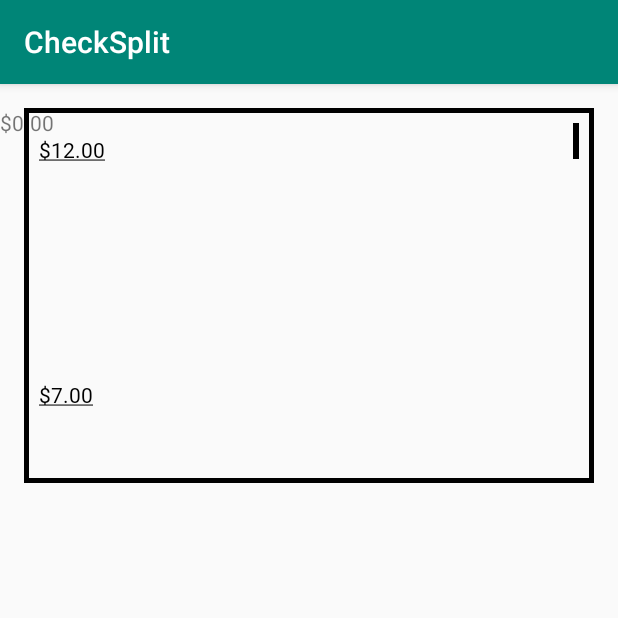
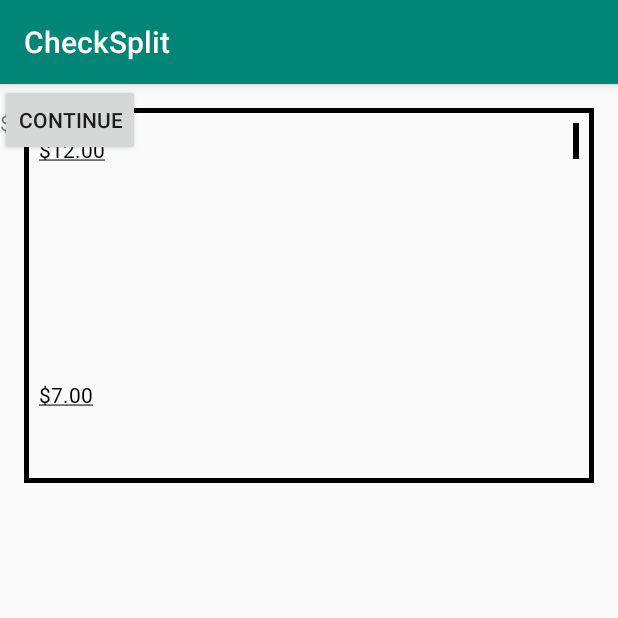
Before and after one commit to czyang/545_checksplit_client, an Android app: the SelectItemsActivity screen opened directly, with no data from a screen before it, on a phone screen of 412 x 824 dp, the top half of it. Run offline under Robolectric (Android 15) with nearby library versions, the phone set to English and light mode, and no system bars; our stand-ins replace data binding; plain views replace ConstraintLayout; Roboto replaces fonts that are not available here.

```diff
--- a/app/src/main/java/com/checksplit/sommer/checksplit/Utils/NavigationUtils.java
+++ b/app/src/main/java/com/checksplit/sommer/checksplit/Utils/NavigationUtils.java
@@ -7,7 +7,6 @@ public class NavigationUtils {
 
     static public void presentActivity(Context currentActivity, Class toActivity) {
         Intent myIntent = new Intent(currentActivity, toActivity);
-//        myIntent.putExtra("key", value); //Optional parameters
         currentActivity.startActivity(myIntent);
     }
 }
--- a/app/src/main/java/com/checksplit/sommer/checksplit/selectItemsActivity/SelectItemsActivity.java
+++ b/app/src/main/java/com/checksplit/sommer/checksplit/selectItemsActivity/SelectItemsActivity.java
@@ -1,8 +1,11 @@
 package com.checksplit.sommer.checksplit.selectItemsActivity;
 
 import android.os.Bundle;
+import android.view.View;
 
 import com.checksplit.sommer.checksplit.R;
+import com.checksplit.sommer.checksplit.Utils.NavigationUtils;
+import com.checksplit.sommer.checksplit.contributorListActivity.ContributorListActivity;
 import com.checksplit.sommer.checksplit.databinding.SelectItemsActivityBinding;
 import com.checksplit.sommer.checksplit.selectItemsActivity.viewModels.SelectItemRowViewModel;
 
@@ -10,8 +13,7 @@ import androidx.appcompat.app.AppCompatActivity;
 import androidx.databinding.DataBindingUtil;
 import androidx.lifecycle.ViewModelProvider;
 
-public class SelectItemsActivity extends AppCompatActivity {
-
+public class SelectItemsActivity extends AppCompatActivity implements View.OnClickListener {
 
     SelectItemsActivityBinding binding;
 
@@ -27,7 +29,12 @@ public class SelectItemsActivity extends AppCompatActivity {
         getSupportFragmentManager().beginTransaction().replace(R.id.tax_and_total_container,selectAndTipFragment).commit();
 
 
+        binding.continueBtn.setOnClickListener(this);
 
     }
 
+    @Override
+    public void onClick(View v) {
+        NavigationUtils.presentActivity(this, ContributorListActivity.class);
+    }
 }
--- a/app/src/main/res/layout/select_items_activity.xml
+++ b/app/src/main/res/layout/select_items_activity.xml
@@ -29,6 +29,16 @@
             tools:layout_height="50dp"
             tools:background="@color/colorAccent"/>
 
+        <Button
+            android:id="@+id/continueBtn"
+            android:layout_width="wrap_content"
+            android:layout_height="wrap_content"
+            app:layout_constraintBottom_toBottomOf="parent"
+            app:layout_constraintRight_toRightOf="parent"
+            android:text="continue"
+            android:layout_marginBottom="16dp"
+            android:layout_marginRight="16dp"/>
+
     </androidx.constraintlayout.ConstraintLayout>
 
 </layout>
```
Also changed, not shown: app/src/main/AndroidManifest.xml (+9 -0 lines), app/src/main/java/com/checksplit/sommer/checksplit/contributorListActivity/ContributorListActivity.java (added, +46 -0 lines), app/src/main/res/layout/contributor_list_activity.xml (added, +10 -0 lines).
